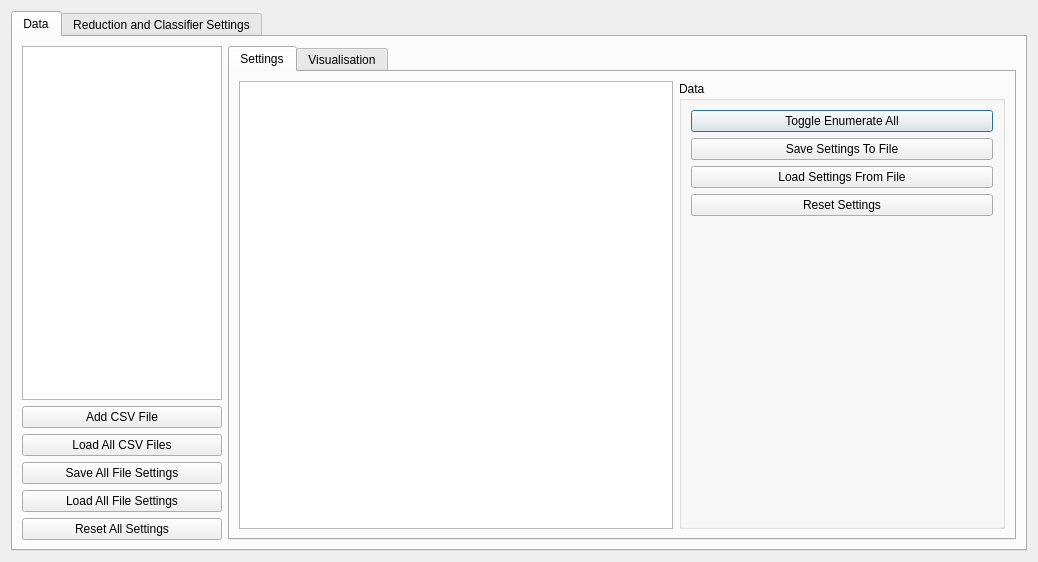
Qt form menu.ui (HaydnG/dimensionality-reduction-ui) before a commit.
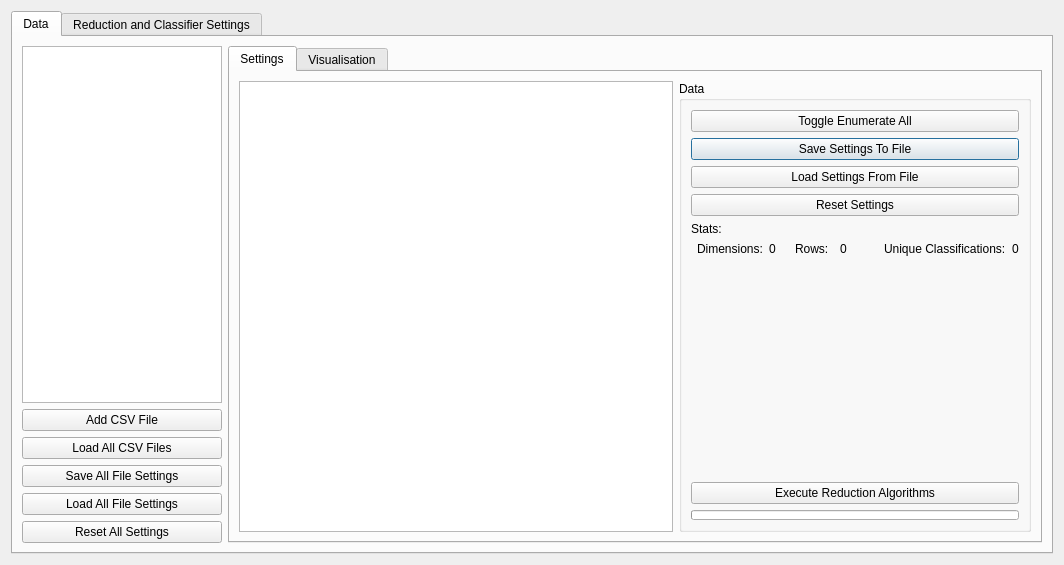
The same form after that commit.

Commit message: Added execution of reduction algorithms and visualisation graph

Patch:
```diff
--- a/menu.ui
+++ b/menu.ui
@@ -6,8 +6,8 @@
    <rect>
     <x>0</x>
     <y>0</y>
-    <width>1038</width>
-    <height>562</height>
+    <width>1064</width>
+    <height>565</height>
    </rect>
   </property>
   <property name="windowTitle">
@@ -63,42 +63,159 @@
              </property>
              <property name="minimumSize">
               <size>
-               <width>200</width>
+               <width>350</width>
                <height>0</height>
               </size>
              </property>
+             <property name="maximumSize">
+              <size>
+               <width>370</width>
+               <height>16777215</height>
+              </size>
+             </property>
              <property name="title">
               <string>Data</string>
              </property>
-             <layout class="QFormLayout" name="formLayout">
-              <item row="0" column="0" colspan="2">
-               <widget class="QPushButton" name="enumerateAll">
-                <property name="text">
-                 <string>Toggle Enumerate All</string>
+             <layout class="QGridLayout" name="gridLayout_5">
+              <item row="4" column="0">
+               <layout class="QVBoxLayout" name="verticalLayout_2">
+                <item>
+                 <widget class="QLabel" name="label_5">
+                  <property name="text">
+                   <string>Stats:</string>
+                  </property>
+                 </widget>
+                </item>
+                <item>
+                 <layout class="QHBoxLayout" name="horizontalLayout">
+                  <property name="leftMargin">
+                   <number>6</number>
+                  </property>
+                  <item>
+                   <layout class="QGridLayout" name="gridLayout_4">
+                    <item row="0" column="1">
+                     <widget class="QLabel" name="dimensionValue">
+                      <property name="text">
+                       <string>0</string>
+                      </property>
+                     </widget>
+                    </item>
+                    <item row="0" column="0">
+                     <widget class="QLabel" name="label">
+                      <property name="text">
+                       <string>Dimensions:</string>
+                      </property>
+                     </widget>
+                    </item>
+                   </layout>
+                  </item>
+                  <item>
+                   <layout class="QGridLayout" name="gridLayout_6">
+                    <property name="leftMargin">
+                     <number>4</number>
+                    </property>
+                    <item row="0" column="0">
+                     <widget class="QLabel" name="label_6">
+                      <property name="text">
+                       <string>Rows:</string>
+                      </property>
+                     </widget>
+                    </item>
+                    <item row="0" column="1">
+                     <widget class="QLabel" name="rowValue">
+                      <property name="text">
+                       <string>0</string>
+                      </property>
+                     </widget>
+                    </item>
+                   </layout>
+                  </item>
+                  <item>
+                   <layout class="QGridLayout" name="gridLayout_7">
+                    <item row="0" column="0">
+                     <widget class="QLabel" name="label_3">
+                      <property name="text">
+                       <string>Unique Classifications:</string>
+                      </property>
+                     </widget>
+                    </item>
+                    <item row="0" column="1">
+                     <widget class="QLabel" name="classificationValue">
+                      <property name="text">
+                       <string>0</string>
+                      </property>
+                     </widget>
+                    </item>
+                   </layout>
+                  </item>
+                 </layout>
+                </item>
+               </layout>
+              </item>
+              <item row="5" column="0">
+               <spacer name="verticalSpacer">
+                <property name="orientation">
+                 <enum>Qt::Vertical</enum>
+                </property>
+                <property name="sizeHint" stdset="0">
+                 <size>
+                  <width>20</width>
+                  <height>40</height>
+                 </size>
+                </property>
+               </spacer>
+              </item>
+              <item row="8" column="0">
+               <widget class="QProgressBar" name="placeHolderBar">
+                <property name="maximumSize">
+                 <size>
+                  <width>16777215</width>
+                  <height>10</height>
+                 </size>
+                </property>
+                <property name="value">
+                 <number>0</number>
+                </property>
+                <property name="textVisible">
+                 <bool>false</bool>
                 </property>
                </widget>
               </item>
-              <item row="1" column="0" colspan="2">
+              <item row="1" column="0">
                <widget class="QPushButton" name="saveSettings">
                 <property name="text">
                  <string>Save Settings To File</string>
                 </property>
                </widget>
               </item>
-              <item row="2" column="0" colspan="2">
+              <item row="0" column="0">
+               <widget class="QPushButton" name="enumerateAll">
+                <property name="text">
+                 <string>Toggle Enumerate All</string>
+                </property>
+               </widget>
+              </item>
+              <item row="2" column="0">
                <widget class="QPushButton" name="loadSettings">
                 <property name="text">
                  <string>Load Settings From File</string>
                 </property>
                </widget>
               </item>
-              <item row="3" column="0" colspan="2">
+              <item row="3" column="0">
                <widget class="QPushButton" name="resetSettings">
                 <property name="text">
                  <string>Reset Settings</string>
                 </property>
                </widget>
               </item>
+              <item row="7" column="0">
+               <widget class="QPushButton" name="executeReduction">
+                <property name="text">
+                 <string>Execute Reduction Algorithms</string>
+                </property>
+               </widget>
+              </item>
              </layout>
             </widget>
            </item>
```
Left out of the diff: 6 changed lines with no effect on the pictures. The commit also changes 1152 other files.
